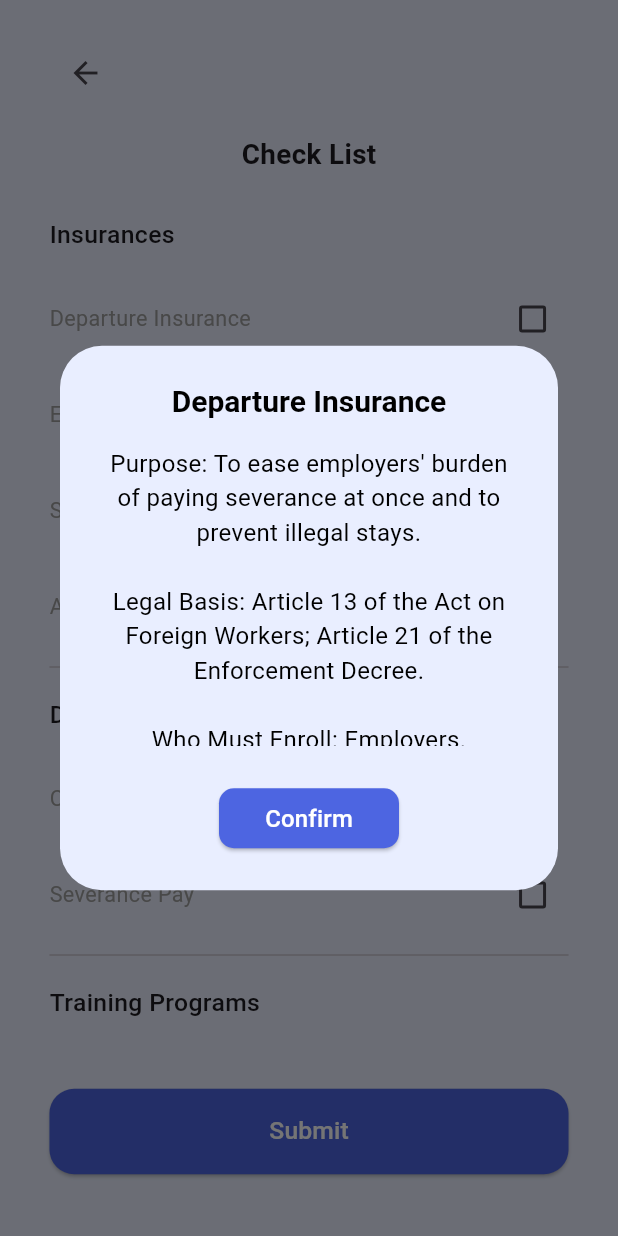
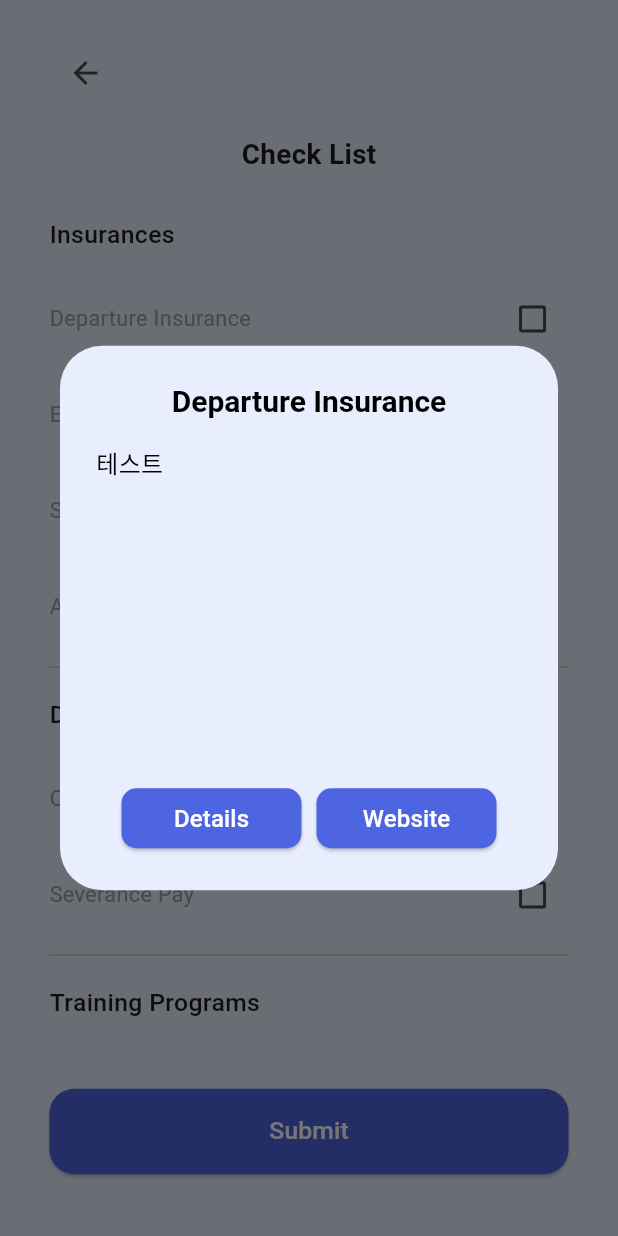
Before and after one commit to MOEL-OverFlow/RE-Bridege_FE, a Flutter app: the ChecklistPage screen opened by its route, after a tap on "Departure Insurance", on a phone screen of 412 x 824 dp. Run offline on Flutter 3.47's test engine with Material 3 defaults, Android fonts, the phone set to English and light mode, and no system bars; our stand-ins replace flutter_riverpod, font_awesome_flutter, go_router, image_picker, shared_preferences; accounts and stored records are empty.

Commit message:
feat: 체크리스트 세부 모달창

```diff
--- a/rebridge-fe/rebridge/lib/pages/checklist_page.dart
+++ b/rebridge-fe/rebridge/lib/pages/checklist_page.dart
@@ -4,7 +4,7 @@ import 'package:rebridge/shared/styles/button_style.dart';
 import 'package:rebridge/shared/styles/device_styles.dart';
 import '../../shared/styles/logo_styles.dart';
 import '../../shared/styles/background_styles.dart';
-import '../../shared/utils/dialog_util.dart';
+import 'package:url_launcher/url_launcher.dart';
 
 class ChecklistPage extends StatefulWidget {
   const ChecklistPage({super.key});
@@ -28,32 +28,103 @@ class _ChecklistPageState extends State<ChecklistPage> {
   bool resettlementSupport = false;
   bool foreignWorkerTraining = false;
 
+  Future<void> _launchUrl(String urlString) async {
+    final Uri url = Uri.parse(urlString);
+    if (!await launchUrl(url)) {
+      throw Exception('Could not launch $url');
+    }
+  }
+
   void _showItemDialog(String title) {
-    String content = "테스트";
-    if (title == 'Departure Insurance') {
-      content =
-          '''Purpose: To ease employers' burden of paying severance at once and to prevent illegal stays.
-
-Legal Basis: Article 13 of the Act on Foreign Workers; Article 21 of the Enforcement Decree.
-
-Who Must Enroll: Employers.
-
-Applicable Workplaces: Workplaces employing foreign workers whose remaining period of employment is at least 1 year.
-
-Beneficiaries: Foreign workers.
-
-Enrollment Period & Penalty: Must enroll within 15 days from the start date of the employment contract; fine up to 5 million KRW if not enrolled.
-
-Payment Method: 8.3% of the worker's monthly ordinary wages, deposited monthly.
-
-Benefit Conditions: Paid when a foreign worker who has worked at least 1 year leaves Korea (except temporary departures) or changes status of stay.
-
-Payout Amount: 100.5% to 102.3% of the worker's wages if they have worked at least 1 year and 12 months have passed since the first payment.''';
-    }
-    DialogUtil.showCustomDialog(
-      context,
-      title: title,
-      content: content,
+    showDialog(
+      context: context,
+      builder: (context) => AlertDialog(
+        backgroundColor: const Color(0xFFe9eeff),
+        title: Center(
+          child: Text(
+            title,
+            style: const TextStyle(
+              color: Colors.black,
+              fontSize: 20,
+              fontWeight: FontWeight.bold,
+            ),
+            textAlign: TextAlign.center,
+          ),
+        ),
+        content: SizedBox(
+          width: 300,
+          height: 200,
+          child: SingleChildScrollView(
+            child: Text(
+              "테스트",
+              style: const TextStyle(
+                color: Colors.black,
+                fontSize: 16,
+              ),
+              textAlign: TextAlign.left,
+            ),
+          ),
+        ),
+        actionsAlignment: MainAxisAlignment.center,
+        actions: [
+          Row(
+            mainAxisAlignment: MainAxisAlignment.center,
+            children: [
+              SizedBox(
+                width: 120,
+                child: ElevatedButton(
+                  style: ElevatedButton.styleFrom(
+                    backgroundColor: ButtonStyles.buttonColor,
+                    shape: RoundedRectangleBorder(
+                      borderRadius: BorderRadius.circular(10),
+                    ),
+                  ),
+                  onPressed: () {
+                    Navigator.of(context).pop();
+                    if (title == 'Departure Insurance') {
+                      _launchUrl(
+                          'https://impossible-repair-22e.notion.site/Departure-Guarantee-Insurance-1f07c2138e7a806fb081f99fdf1c215f');
+                    }
+                  },
+                  child: const Text(
+                    'Details',
+                    style: TextStyle(
+                      color: Colors.white,
+                      fontSize: 16,
+                    ),
+                  ),
+                ),
+              ),
+              const SizedBox(width: 10),
+              SizedBox(
+                width: 120,
+                child: ElevatedButton(
+                  style: ElevatedButton.styleFrom(
+                    backgroundColor: ButtonStyles.buttonColor,
+                    shape: RoundedRectangleBorder(
+                      borderRadius: BorderRadius.circular(10),
+                    ),
+                  ),
+                  onPressed: () {
+                    Navigator.of(context).pop();
+                    if (title == 'Departure Insurance') {
+                      _launchUrl(
+                          'https://eps.hrdkorea.or.kr/e9/user/intro/intro.do?method=epsInsurances');
+                    }
+                  },
+                  child: const Text(
+                    'Website',
+                    style: TextStyle(
+                      color: Colors.white,
+                      fontSize: 16,
+                    ),
+                  ),
+                ),
+              ),
+            ],
+          ),
+        ],
+      ),
     );
   }
 
--- a/rebridge-fe/rebridge/lib/pages/login_page.dart
+++ b/rebridge-fe/rebridge/lib/pages/login_page.dart
@@ -141,6 +141,11 @@ class LoginPageState extends ConsumerState<LoginPage> {
                       ),
                     ),
                     onPressed: _handleLogin,
+                    //onPressed: () {
+                    // Temporary navigation to checklist page for testing
+                    //context.go('/checklists');
+                    //},
+                    // 요까지
                     child: Text(
                       'Login',
                       style: TextStyle(
--- a/rebridge-fe/rebridge/pubspec.yaml
+++ b/rebridge-fe/rebridge/pubspec.yaml
@@ -39,6 +39,7 @@ dependencies:
   shared_preferences: ^2.3.3
   font_awesome_flutter: ^10.8.0
   image_picker: ^1.1.2
+  url_launcher: ^6.2.5
 
 dev_dependencies:
   flutter_test:
```
Also changed, not shown: 6 other files.
